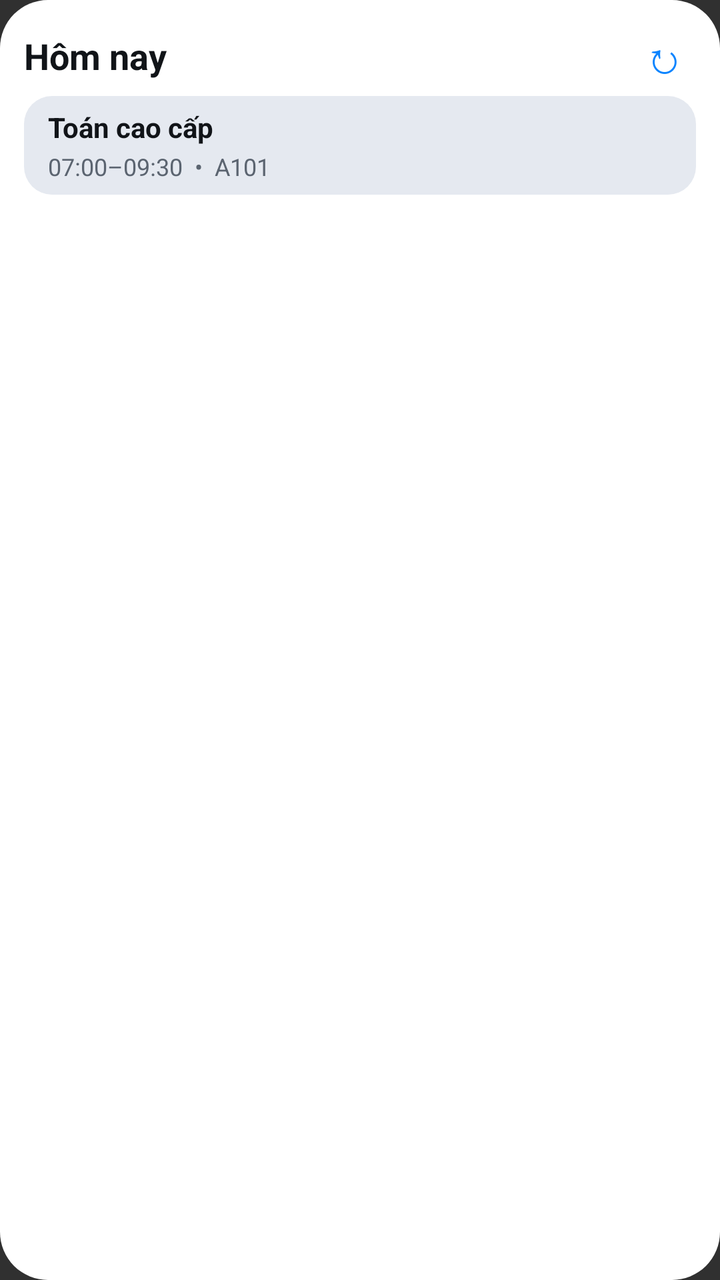
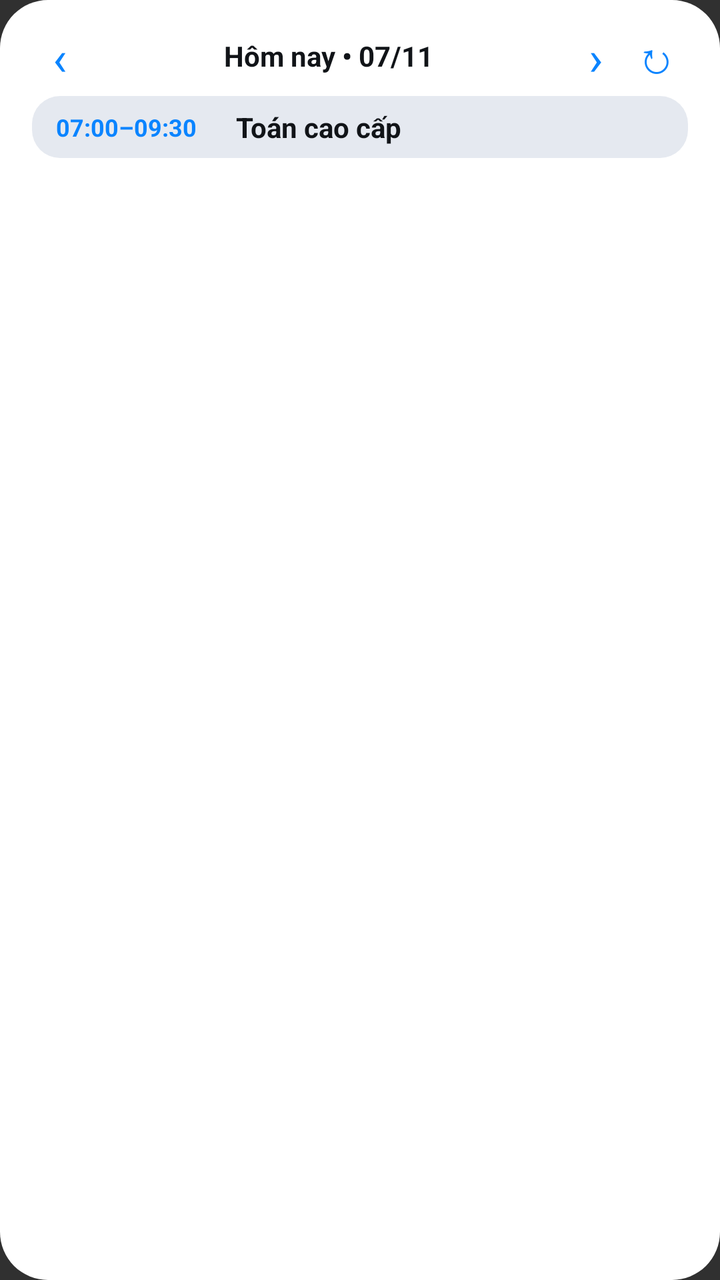

The first picture is an Android layout as it rendered before a commit; the second is the same layout after the commit. The layout source and the unified diff follow.
<!-- AndroidManifest.xml: application theme Theme.Tkb -->
<!-- res/layout/widget_timetable_preview.xml -->
<?xml version="1.0" encoding="utf-8"?>
<LinearLayout xmlns:android="http://schemas.android.com/apk/res/android"
    android:layout_width="match_parent"
    android:layout_height="match_parent"
    android:background="@drawable/widget_background"
    android:orientation="vertical"
    android:padding="12dp">

    <LinearLayout
        android:layout_width="match_parent"
        android:layout_height="32dp"
        android:gravity="center_vertical"
        android:orientation="horizontal">

        <TextView
            android:layout_width="0dp"
            android:layout_height="wrap_content"
            android:layout_weight="1"
            android:text="@string/widget_today"
            android:textColor="@color/widget_on_surface"
            android:textSize="18sp"
            android:textStyle="bold" />

        <TextView
            android:layout_width="32dp"
            android:layout_height="32dp"
            android:gravity="center"
            android:text="↻"
            android:textColor="@color/widget_primary"
            android:textSize="22sp" />
    </LinearLayout>

    <LinearLayout
        android:layout_width="match_parent"
        android:layout_height="wrap_content"
        android:layout_marginTop="4dp"
        android:background="@drawable/widget_lesson_background"
        android:orientation="vertical"
        android:paddingHorizontal="12dp"
        android:paddingVertical="6dp">

        <TextView
            android:layout_width="match_parent"
            android:layout_height="wrap_content"
            android:ellipsize="end"
            android:maxLines="1"
            android:text="Toán cao cấp"
            android:textColor="@color/widget_on_surface"
            android:textSize="14sp"
            android:textStyle="bold" />

        <TextView
            android:layout_width="match_parent"
            android:layout_height="wrap_content"
            android:layout_marginTop="2dp"
            android:text="07:00–09:30  •  A101"
            android:textColor="@color/widget_on_surface_variant"
            android:textSize="12sp" />
    </LinearLayout>
</LinearLayout>
<!-- resources referenced by this layout -->
<resources>
  <color name="widget_on_surface">#111418</color>
  <color name="widget_on_surface_variant">#5B6470</color>
  <color name="widget_primary">#0A84FF</color>
  <!-- drawable widget_background (drawable) -->
  <?xml version="1.0" encoding="utf-8"?>
  <shape xmlns:android="http://schemas.android.com/apk/res/android" android:shape="rectangle">
      <corners android:radius="24dp" />
      <solid android:color="@color/widget_surface" />
  </shape>
  <!-- drawable widget_lesson_background (drawable) -->
  <?xml version="1.0" encoding="utf-8"?>
  <shape xmlns:android="http://schemas.android.com/apk/res/android" android:shape="rectangle">
      <corners android:radius="14dp" />
      <solid android:color="@color/widget_surface_variant" />
  </shape>
  <string name="widget_today">Hôm nay</string>
  <style name="Theme.Tkb" parent="android:Theme.Material.NoActionBar">
          <item name="android:windowLightStatusBar">true</item>
      </style>
  <color name="widget_surface">#FFFFFF</color>
  <color name="widget_surface_variant">#E5E9F0</color>
</resources>

<!-- the commit's change to res/layout/widget_timetable_preview.xml (unified diff, before → after) -->
@@ -4,7 +4,8 @@
     android:layout_height="match_parent"
     android:background="@drawable/widget_background"
     android:orientation="vertical"
-    android:padding="12dp">
+    android:paddingHorizontal="16dp"
+    android:paddingVertical="12dp">
 
     <LinearLayout
         android:layout_width="match_parent"
@@ -13,13 +14,30 @@
         android:orientation="horizontal">
 
         <TextView
+            android:layout_width="28dp"
+            android:layout_height="32dp"
+            android:gravity="center"
+            android:text="‹"
+            android:textColor="@color/widget_primary"
+            android:textSize="24sp" />
+
+        <TextView
             android:layout_width="0dp"
             android:layout_height="wrap_content"
             android:layout_weight="1"
-            android:text="@string/widget_today"
+            android:gravity="center"
+            android:text="Hôm nay • 07/11"
             android:textColor="@color/widget_on_surface"
-            android:textSize="18sp"
+            android:textSize="14sp"
             android:textStyle="bold" />
+
+        <TextView
+            android:layout_width="28dp"
+            android:layout_height="32dp"
+            android:gravity="center"
+            android:text="›"
+            android:textColor="@color/widget_primary"
+            android:textSize="24sp" />
 
         <TextView
             android:layout_width="32dp"
@@ -35,26 +53,31 @@
         android:layout_height="wrap_content"
         android:layout_marginTop="4dp"
         android:background="@drawable/widget_lesson_background"
-        android:orientation="vertical"
+        android:gravity="center_vertical"
+        android:orientation="horizontal"
         android:paddingHorizontal="12dp"
         android:paddingVertical="6dp">
 
         <TextView
-            android:layout_width="match_parent"
+            android:layout_width="82dp"
             android:layout_height="wrap_content"
             android:ellipsize="end"
             android:maxLines="1"
+            android:text="07:00–09:30"
+            android:textColor="@color/widget_primary"
+            android:textSize="12sp"
+            android:textStyle="bold" />
+
+        <TextView
+            android:layout_width="0dp"
+            android:layout_height="wrap_content"
+            android:layout_marginStart="8dp"
+            android:layout_weight="1"
+            android:ellipsize="end"
+            android:maxLines="2"
             android:text="Toán cao cấp"
             android:textColor="@color/widget_on_surface"
             android:textSize="14sp"
             android:textStyle="bold" />
-
-        <TextView
-            android:layout_width="match_parent"
-            android:layout_height="wrap_content"
-            android:layout_marginTop="2dp"
-            android:text="07:00–09:30  •  A101"
-            android:textColor="@color/widget_on_surface_variant"
-            android:textSize="12sp" />
     </LinearLayout>
 </LinearLayout>
<!-- resource entries referenced after the edit -->
@@ -1,7 +1,6 @@
 <!-- resources referenced by this layout -->
 <resources>
   <color name="widget_on_surface">#111418</color>
-  <color name="widget_on_surface_variant">#5B6470</color>
   <color name="widget_primary">#0A84FF</color>
   <!-- drawable widget_background (drawable) -->
   <?xml version="1.0" encoding="utf-8"?>
@@ -15,7 +14,6 @@
       <corners android:radius="14dp" />
       <solid android:color="@color/widget_surface_variant" />
   </shape>
-  <string name="widget_today">Hôm nay</string>
   <style name="Theme.Tkb" parent="android:Theme.Material.NoActionBar">
           <item name="android:windowLightStatusBar">true</item>
       </style>
